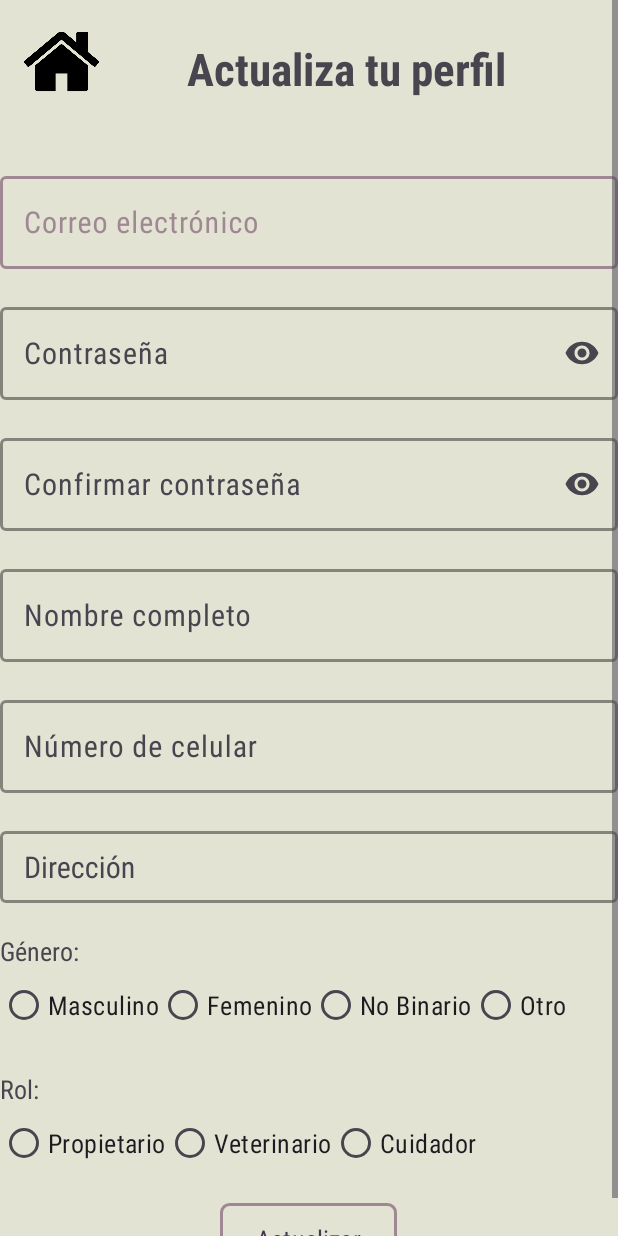
After one commit to Petriv2004/Appet_Frontend, an Android app: the ActualizarPerfil screen opened directly, with no data from a screen before it, on a phone screen of 412 x 824 dp. The commit adds this screen. Run offline under Robolectric (Android 15) with nearby library versions, the phone set to English and light mode, and no system bars.

Commit message:
Add delete pet, delete user, update user

```diff
--- /dev/null
+++ b/app/src/main/java/co/unipiloto/appet/ActualizarPerfil.java
@@ -0,0 +1,43 @@
+package co.unipiloto.appet;
+
+import android.content.Intent;
+import android.os.Bundle;
+import android.view.View;
+import android.widget.ImageView;
+import android.widget.TextView;
+import android.widget.Toast;
+
+import androidx.activity.EdgeToEdge;
+import androidx.appcompat.app.AppCompatActivity;
+import androidx.core.graphics.Insets;
+import androidx.core.view.ViewCompat;
+import androidx.core.view.WindowInsetsCompat;
+
+public class ActualizarPerfil extends AppCompatActivity {
+
+    @Override
+    protected void onCreate(Bundle savedInstanceState) {
+        super.onCreate(savedInstanceState);
+        setContentView(R.layout.activity_actualizar_perfil);
+        ImageView leftIcon = findViewById(R.id.left_icon);
+        leftIcon.setVisibility(View.VISIBLE);
+        TextView title = findViewById(R.id.title);
+        title.setText("Actualiza tu perfil");
+
+        leftIcon.setOnClickListener(v -> {
+            Intent intent = new Intent(ActualizarPerfil.this, MainActivity.class);
+            startActivity(intent);
+        });
+        obtenerDatosUsuario();
+    }
+
+    private void obtenerDatosUsuario() {
+
+    }
+
+    public void onClickActualizar(View view) {
+        Toast.makeText(this, "Perfil actualizado", Toast.LENGTH_SHORT).show();
+        Intent intent = new Intent(ActualizarPerfil.this, MainActivity.class);
+        startActivity(intent);
+    }
+}
--- a/app/src/main/java/co/unipiloto/appet/PerfilMascota.java
+++ b/app/src/main/java/co/unipiloto/appet/PerfilMascota.java
@@ -195,4 +195,9 @@ public class PerfilMascota extends AppCompatActivity {
         Intent intent = new Intent(PerfilMascota.this, RegistroMascota.class);
         startActivity(intent);
     }
+
+    public void onClickIrEliminarMascota(View view){
+        Intent intent = new Intent(PerfilMascota.this, EliminarMascota.class);
+        startActivity(intent);
+    }
 }
--- /dev/null
+++ b/app/src/main/res/layout/activity_actualizar_perfil.xml
@@ -0,0 +1,226 @@
+<?xml version="1.0" encoding="utf-8"?>
+<ScrollView
+    xmlns:android="http://schemas.android.com/apk/res/android"
+    android:layout_width="match_parent"
+    android:layout_height="match_parent"
+    android:fillViewport="true">
+
+    <LinearLayout
+        xmlns:app="http://schemas.android.com/apk/res-auto"
+        xmlns:tools="http://schemas.android.com/tools"
+        android:id="@+id/main"
+        android:layout_width="match_parent"
+        android:layout_height="match_parent"
+        android:orientation="vertical"
+        tools:context=".RegistroUsuario">
+
+        <include layout="@layout/toolbar" />
+
+        <com.google.android.material.textfield.TextInputLayout
+            android:layout_width="match_parent"
+            android:layout_height="wrap_content"
+            android:focusable="true"
+            android:focusableInTouchMode="true"
+            app:boxBackgroundMode="outline"
+            app:boxStrokeColor="@color/purple"
+            app:boxStrokeWidth="2dp"
+            android:layout_marginTop="20dp">
+
+            <com.google.android.material.textfield.TextInputEditText
+                android:id="@+id/etCorreo"
+                android:layout_width="match_parent"
+                android:layout_height="wrap_content"
+                android:hint="Correo electrónico"
+                android:inputType="textEmailAddress"
+                android:textSize="20sp"
+                android:minHeight="48dp" />
+        </com.google.android.material.textfield.TextInputLayout>
+
+
+        <com.google.android.material.textfield.TextInputLayout
+            android:id="@+id/tilContrasena"
+            android:layout_width="match_parent"
+            android:layout_height="wrap_content"
+            android:layout_marginTop="20dp"
+            app:endIconMode="password_toggle"
+            app:boxBackgroundMode="outline"
+            app:boxStrokeColor="@color/purple"
+            app:boxStrokeWidth="2dp">
+
+            <com.google.android.material.textfield.TextInputEditText
+                android:id="@+id/etContrasena"
+                android:layout_width="match_parent"
+                android:layout_height="wrap_content"
+                android:hint="Contraseña"
+                android:inputType="textPassword"
+                android:textSize="20sp"
+                android:minHeight="48dp"/>
+        </com.google.android.material.textfield.TextInputLayout>
+
+        <com.google.android.material.textfield.TextInputLayout
+            android:id="@+id/tilConfirmarContrasena"
+            android:layout_width="match_parent"
+            android:layout_height="wrap_content"
+            android:layout_marginTop="20dp"
+            app:endIconMode="password_toggle"
+            app:boxBackgroundMode="outline"
+            app:boxStrokeColor="@color/purple"
+            app:boxStrokeWidth="2dp">
+
+            <com.google.android.material.textfield.TextInputEditText
+                android:id="@+id/etConfirmarContrasena"
+                android:layout_width="match_parent"
+                android:layout_height="wrap_content"
+                android:hint="Confirmar contraseña"
+                android:inputType="textPassword"
+                android:textSize="20sp"
+                android:minHeight="48dp"/>
+        </com.google.android.material.textfield.TextInputLayout>
+
+        <com.google.android.material.textfield.TextInputLayout
+            android:layout_width="match_parent"
+            android:layout_height="wrap_content"
+            android:focusable="true"
+            android:focusableInTouchMode="true"
+            app:boxBackgroundMode="outline"
+            app:boxStrokeColor="@color/purple"
+            app:boxStrokeWidth="2dp"
+            android:layout_marginTop="20dp">
+
+            <com.google.android.material.textfield.TextInputEditText
+                android:id="@+id/etNombreCompleto"
+                android:layout_width="match_parent"
+                android:layout_height="wrap_content"
+                android:hint="Nombre completo"
+                android:inputType="textPersonName"
+                android:textSize="20sp"
+                android:minHeight="48dp" />
+        </com.google.android.material.textfield.TextInputLayout>
+
+
+        <com.google.android.material.textfield.TextInputLayout
+            android:layout_width="match_parent"
+            android:layout_height="wrap_content"
+            android:focusable="true"
+            android:focusableInTouchMode="true"
+            app:boxBackgroundMode="outline"
+            app:boxStrokeColor="@color/purple"
+            app:boxStrokeWidth="2dp"
+            android:layout_marginTop="20dp">
+
+            <com.google.android.material.textfield.TextInputEditText
+                android:id="@+id/etNumeroCelular"
+                android:layout_width="match_parent"
+                android:layout_height="wrap_content"
+                android:hint="Número de celular"
+                android:inputType="phone"
+                android:textSize="20sp"
+                android:minHeight="48dp" />
+        </com.google.android.material.textfield.TextInputLayout>
+
+
+        <com.google.android.material.textfield.TextInputLayout
+            android:layout_width="match_parent"
+            android:layout_height="wrap_content"
+            android:focusable="true"
+            android:focusableInTouchMode="true"
+            app:boxBackgroundMode="outline"
+            app:boxStrokeColor="@color/purple"
+            app:boxStrokeWidth="2dp"
+            android:layout_marginTop="20dp">
+
+            <com.google.android.material.textfield.MaterialAutoCompleteTextView
+                android:id="@+id/etDireccion"
+                android:layout_width="match_parent"
+                android:layout_height="wrap_content"
+                android:hint="Dirección"
+                android:inputType="textMultiLine"
+                android:textSize="20sp"
+                android:minHeight="48dp"
+                android:paddingStart="16dp"
+                android:paddingEnd="16dp"/>
+        </com.google.android.material.textfield.TextInputLayout>
+
+
+        <TextView
+            android:id="@+id/titleGenero"
+            android:layout_width="wrap_content"
+            android:layout_height="wrap_content"
+            android:text="Género:"
+            android:layout_marginTop="20dp"/>
+
+        <RadioGroup
+            android:id="@+id/rgGenero"
+            android:layout_width="match_parent"
+            android:layout_height="wrap_content"
+            android:orientation="horizontal">
+
+            <RadioButton
+                android:id="@+id/rbMasculino"
+                android:layout_width="wrap_content"
+                android:layout_height="wrap_content"
+                android:text="Masculino"/>
+
+            <RadioButton
+                android:id="@+id/rbFemenino"
+                android:layout_width="wrap_content"
+                android:layout_height="wrap_content"
+                android:text="Femenino"/>
+
+            <RadioButton
+                android:id="@+id/rbNoBinario"
+                android:layout_width="wrap_content"
+                android:layout_height="wrap_content"
+                android:text="No Binario"/>
+
+            <RadioButton
+                android:id="@+id/rbOtro"
+                android:layout_width="wrap_content"
+                android:layout_height="wrap_content"
+                android:text="Otro"/>
+        </RadioGroup>
+
+        <TextView
+            android:id="@+id/titleRol"
+            android:layout_width="wrap_content"
+            android:layout_height="wrap_content"
+            android:text="Rol:"
+            android:layout_marginTop="20dp"/>
+
+        <RadioGroup
+            android:id="@+id/rgRol"
+            android:layout_width="match_parent"
+            android:layout_height="wrap_content"
+            android:orientation="horizontal">
+
+            <RadioButton
+                android:id="@+id/rbPropietario"
+                android:layout_width="wrap_content"
+                android:layout_height="wrap_content"
+                android:text="Propietario"/>
+
+            <RadioButton
+                android:id="@+id/rbVeterinario"
+                android:layout_width="wrap_content"
+                android:layout_height="wrap_content"
+                android:text="Veterinario"/>
+
+            <RadioButton
+                android:id="@+id/rbCuidador"
+                android:layout_width="wrap_content"
+                android:layout_height="wrap_content"
+                android:text="Cuidador"/>
+        </RadioGroup>
+
+        <Button
+            android:id="@+id/btnActualizar"
+            android:layout_width="wrap_content"
+            android:layout_height="wrap_content"
+            android:text="Actualizar"
+            android:onClick="onClickActualizar"
+            android:layout_marginTop="16dp"
+            android:layout_gravity="center"
+            android:background="@drawable/border_white"/>
+
+    </LinearLayout>
+</ScrollView>
```
Also changed, not shown: app/src/main/AndroidManifest.xml (+9 -1 lines), app/src/main/java/co/unipiloto/appet/EliminarMascota.java (added, +54 -0 lines), app/src/main/java/co/unipiloto/appet/PerfilUsuario.java (+17 -0 lines), app/src/main/res/layout/activity_eliminar_mascota.xml (added, +38 -0 lines), app/src/main/res/layout/activity_perfil.xml (+18 -0 lines), app/src/main/res/layout/activity_perfil_mascota.xml (+10 -0 lines).
